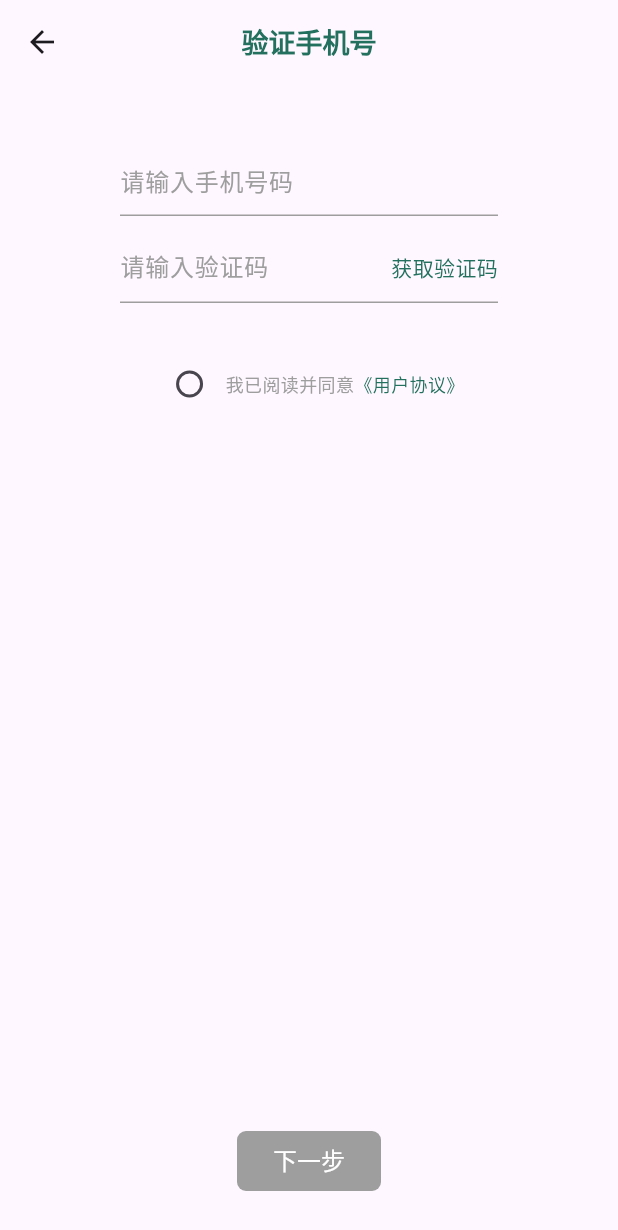
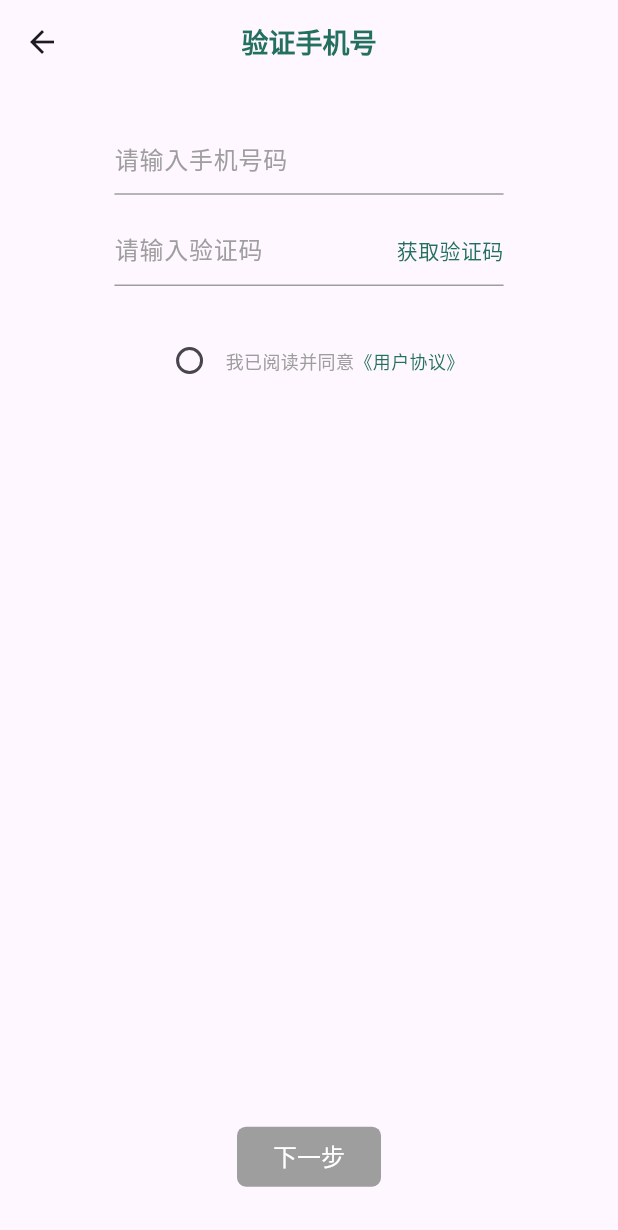
Before and after one commit to Eobard-Eins/GraduationProjectClient, a Flutter app: the screen it shows after launch, after a tap on "账号密码登录", after a tap on "验证码登录", after a tap on "注册", on a phone screen of 412 x 824 dp. Shown: the top 1230 px of the screen. Run offline on Flutter 3.47's test engine with Material 3 defaults, Android fonts, the phone set to English and light mode, and no system bars; our stand-ins replace dio, flutter_screenutil, get, image_picker, shared_preferences.

Commit message:
能用了至少，目前的对接差不多了，u1s1，git乱成一锅粥了

```diff
--- a/lib/components/login/checkAgreement.dart
+++ b/lib/components/login/checkAgreement.dart
@@ -1,6 +1,7 @@
 import 'package:client_application/res/color.dart';
 import 'package:flutter/gestures.dart';
 import 'package:flutter/material.dart';
+import 'package:flutter_screenutil/flutter_screenutil.dart';
 
 class CheckAgreement extends StatelessWidget {
   final void Function(bool?)? onChanged;
@@ -12,7 +13,7 @@ class CheckAgreement extends StatelessWidget {
   @override
   Widget build(BuildContext context) {
     return Padding(
-          padding: const EdgeInsets.symmetric(horizontal: 80, vertical: 30),
+          padding: EdgeInsets.symmetric(horizontal: 200.w, vertical: 60.h),
           child: Row(
             mainAxisAlignment: MainAxisAlignment.center,
             children: [
--- a/lib/components/user/circleAvatar.dart
+++ b/lib/components/user/circleAvatar.dart
@@ -15,7 +15,6 @@ class CircleAvatarOfUser extends StatelessWidget {
   Widget build(BuildContext context) {
 
     return CircleAvatar(
-      backgroundImage: const AssetImage("assets/images/default_avatar.png"),
       foregroundImage: image==null?null:FileImage(File(image!.path)),
       backgroundColor: backgroundColor,
       radius: size??26,
--- a/lib/config/RouteConfig.dart
+++ b/lib/config/RouteConfig.dart
@@ -1,5 +1,6 @@
 
 import 'package:client_application/pages/home/homePage.dart';
+import 'package:client_application/pages/loginAndUserInfo/infoSet/userInitProfile/setUserInitProfileUI.dart';
 import 'package:client_application/pages/loginAndUserInfo/login/agreementPage/agreementPageUI.dart';
 import 'package:client_application/pages/loginAndUserInfo/infoSet/setNameAndAvatarPage/setNameAndAvatarUI.dart';
 import 'package:client_application/pages/loginAndUserInfo/login/loginPage/loginPageUI.dart';
@@ -19,6 +20,7 @@ class RouteConfig {
 
   static const String setPasswordPage="/setPasswordPage";
   static const String setNameAndAvatarPage="/setNameAndAvatarPage";
+  static const String setUserInitProfilePage="/setUserInitProfilePage";
 
   static const String homePage="/homePage";
 
@@ -50,6 +52,10 @@ class RouteConfig {
       page: () => SetNameAndAvatarPage(),
     ),
     GetPage(
+      name: setUserInitProfilePage,
+      page: () => SetUserInitProfilePage()
+    ),
+    GetPage(
       name: homePage,
       page: () => HomePage(),
     ),
--- a/lib/main.dart
+++ b/lib/main.dart
@@ -4,6 +4,7 @@ import 'package:client_application/pages/home/homePage.dart';
 import 'package:client_application/pages/loginAndUserInfo/login/loginPage/loginPageUI.dart';
 import 'package:client_application/utils/localStorage.dart';
 import 'package:flutter/material.dart';
+import 'package:flutter_screenutil/flutter_screenutil.dart';
 import 'package:get/get.dart';
 
 void main() async{
@@ -29,13 +30,21 @@ class MyApp extends StatelessWidget {
 
   @override
   Widget build(BuildContext context) {
-    return GetMaterialApp(
+
+    return ScreenUtilInit(
+      /// 设置设计稿宽高
+      designSize: const Size(1080,1920),
+
+      /// 设置原本要显示的 MaterialApp
+      builder: (BuildContext, Widget)=>GetMaterialApp(
         debugShowCheckedModeBanner: false,
         title: 'Demo',
         initialRoute: initJudge()?RouteConfig.homePage:RouteConfig.loginWithCaptchaPage,
         getPages: RouteConfig.getPages,
         unknownRoute: GetPage(name: '/notfound', page: () => const Scaffold(body: Center(child: Text("No Page Route Provided"),))),
-      );
+      ),
+    );
+
   }
 
   bool initJudge(){
--- a/lib/models/User.dart
+++ b/lib/models/User.dart
@@ -28,6 +28,12 @@ class User {
       required this.longitude,
       required this.latitude,
       required this.point});
+  User.create(){
+    phone = "";
+    password = "";
+    avatar="";
+    point=0.0;
+  }
 
   User.fromJson(Map<String, dynamic> json) {
 
--- a/lib/pages/loginAndUserInfo/infoSet/verifyPhonePage/verifyPhoneUI.dart
+++ b/lib/pages/loginAndUserInfo/infoSet/verifyPhonePage/verifyPhoneUI.dart
@@ -7,6 +7,7 @@ import 'package:client_application/pages/loginAndUserInfo/infoSet/verifyPhonePag
 import 'package:client_application/res/color.dart';
 import 'package:client_application/utils/filter.dart';
 import 'package:flutter/material.dart';
+import 'package:flutter_screenutil/flutter_screenutil.dart';
 import 'package:get/get.dart';
 
 //用于修改密码前、注册账号前验证手机号
@@ -33,12 +34,12 @@ class VerifyPhonePage extends StatelessWidget {
         ),
         body: Column(
           children: [
-            const SizedBox(
-              height: 30,
+            SizedBox(
+              height: 30.h,
             ),
             //账号输入
             Padding(
-              padding: const EdgeInsets.symmetric(horizontal: 80, vertical: 10),
+              padding: EdgeInsets.symmetric(horizontal: 200.w, vertical: 30.h),
               child: Obx(()=>UserTextFieldWidget(
                 controller: _vpc.phoneController.value,
                 onChanged: (value){
@@ -61,7 +62,7 @@ class VerifyPhonePage extends StatelessWidget {
             ),
             //验证码输入
             Padding(
-              padding: const EdgeInsets.symmetric(horizontal: 80, vertical: 0),
+              padding: EdgeInsets.symmetric(horizontal: 200.w, vertical: 0.h),
               child: Obx(()=>UserTextFieldWidget(
                 controller: _vpc.captchaController.value,
                 maxLength: captchaLenth,
@@ -74,7 +75,7 @@ class VerifyPhonePage extends StatelessWidget {
                 //TODO: 键盘done操作
                 onEditingComplete: _vpc.canNext(),
                 keyboardType: TextInputType.number,
-                suffixIconConstraints: const BoxConstraints(minHeight: 22),
+                suffixIconConstraints: BoxConstraints(minHeight: 22.h),
                 suffixIcon: Row(
                   mainAxisSize: MainAxisSize.min,
                   children: [
@@ -109,7 +110,7 @@ class VerifyPhonePage extends StatelessWidget {
         //下一步
         floatingActionButtonLocation: FloatingActionButtonLocation.centerFloat,
         floatingActionButton: Padding(
-          padding: const EdgeInsets.symmetric(horizontal: 80, vertical: 10),
+          padding: EdgeInsets.symmetric(horizontal: 200.w, vertical: 30.h),
           child: Obx(()=>SquareTextButton(text: "下一步", onTap: _vpc.canNext()))
         )
       );
--- a/lib/pages/loginAndUserInfo/login/loginPage/loginPageUI.dart
+++ b/lib/pages/loginAndUserInfo/login/loginPage/loginPageUI.dart
@@ -1,5 +1,6 @@
 
 import 'package:client_application/pages/loginAndUserInfo/login/loginPage/loginPageController.dart';
+import 'package:flutter_screenutil/flutter_screenutil.dart';
 import 'package:get/get.dart';
 import 'package:client_application/components/common/button/textButtonWithNoSplash.dart';
 import 'package:client_application/components/login/checkAgreement.dart';
@@ -33,12 +34,12 @@ class LoginPage extends StatelessWidget {
         ),
         body: Column(
           children: [
-            const SizedBox(
-              height: 30,
+            SizedBox(
+              height: 30.h,
             ),
             //账号输入
             Padding(
-              padding: const EdgeInsets.symmetric(horizontal: 80, vertical: 10),
+              padding:  EdgeInsets.symmetric(horizontal: 200.w, vertical: 30.h),
               child: Obx(()=>UserTextFieldWidget(
                 controller: _lpc.phoneController,
                 onChanged: (value){_lpc.phoneControllerText.value = _lpc.phoneController.text = InputFilter.FilterNum(value);},
@@ -58,7 +59,7 @@ class LoginPage extends StatelessWidget {
             ),
             //验证码输入
             Padding(
-              padding: const EdgeInsets.symmetric(horizontal: 80, vertical: 0),
+              padding: EdgeInsets.symmetric(horizontal: 200.w, vertical: 0.h),
               child: Obx(()=>UserTextFieldWidget(
                 controller: _lpc.captchaController,
                 maxLength: 6,
@@ -68,7 +69,7 @@ class LoginPage extends StatelessWidget {
                 //TODO: 键盘done操作
                 onEditingComplete: _lpc.canLogin(),
                 keyboardType: TextInputType.number,
-                suffixIconConstraints: const BoxConstraints(minHeight: 22),
+                suffixIconConstraints: BoxConstraints(minHeight: 22.h),
                 suffixIcon: Row(
                   mainAxisSize: MainAxisSize.min,
                   children: [
@@ -92,7 +93,7 @@ class LoginPage extends StatelessWidget {
 
             //文字按钮，链接到账号密码登录页和注册页
             Padding(
-              padding: const EdgeInsets.symmetric(horizontal: 80, vertical: 10),
+              padding: EdgeInsets.symmetric(horizontal: 200.w, vertical: 30.h),
               child: Row(
                 mainAxisAlignment: MainAxisAlignment.spaceBetween,
                 children: [
--- a/lib/pages/loginAndUserInfo/login/loginWithPasswordPage/loginWithPasswordPageUI.dart
+++ b/lib/pages/loginAndUserInfo/login/loginWithPasswordPage/loginWithPasswordPageUI.dart
@@ -7,6 +7,7 @@ import 'package:client_application/pages/loginAndUserInfo/login/loginWithPasswor
 import 'package:client_application/res/color.dart';
 import 'package:client_application/utils/filter.dart';
 import 'package:flutter/material.dart';
+import 'package:flutter_screenutil/flutter_screenutil.dart';
 import 'package:get/get.dart';
 
 //登录页面，使用密码登录
@@ -33,11 +34,11 @@ class LoginWithPasswordPage extends StatelessWidget {
         body: Column(
           children: [
             SizedBox(
-              height: 30,
+              height: 30.h,
             ),
             //账号输入
             Padding(
-              padding: const EdgeInsets.symmetric(horizontal: 80, vertical: 10),
+              padding: EdgeInsets.symmetric(horizontal: 200.w, vertical: 30.h),
               child: Obx(()=>UserTextFieldWidget(
                 controller: _lwppc.phoneController,
                 onChanged: (value){_lwppc.phoneControllerText.value=_lwppc.phoneController.text = InputFilter.FilterNum(value);},
@@ -57,7 +58,7 @@ class LoginWithPasswordPage extends StatelessWidget {
             ),
             //密码输入
             Padding(
-              padding: const EdgeInsets.symmetric(horizontal: 80, vertical: 0),
+              padding: EdgeInsets.symmetric(horizontal: 200.w, vertical: 0.h),
               child: Obx(()=>UserTextFieldWidget(
                 controller: _lwppc.passwordController,
                 onChanged: (value){_lwppc.passwordControllerText.value=_lwppc.passwordController.text = InputFilter.FilterPassword(value);},
@@ -84,7 +85,7 @@ class LoginWithPasswordPage extends StatelessWidget {
 
             //文字按钮，链接到验证码登录页和注册页
             Padding(
-              padding: const EdgeInsets.symmetric(horizontal: 80, vertical: 10),
+              padding: EdgeInsets.symmetric(horizontal: 200.w, vertical: 30.h),
               child: Row(
                 mainAxisAlignment: MainAxisAlignment.spaceBetween,
                 children: [
--- a/lib/services/Dio.dart
+++ b/lib/services/Dio.dart
@@ -15,7 +15,7 @@ class dioService{
 
   final dio = Dio();
 
-  Future<Result<bool>> uploadAvatar(XFile file, String account, String url) async {
+  Future<Result> uploadAvatar(XFile file, String account, String url) async {
     // 创建FormData对象以包含要上传的文件
     final formData = FormData.fromMap({
       // 根据后端API要求设置键名
@@ -33,11 +33,11 @@ class dioService{
         return Result.success(data: true);
       }else{
         printError(info:"网络异常，不能连接服务器");
-        return Result.error(statusCode: Status.netError) as Result<bool>;
+        return Result.error(statusCode: Status.netError);
       }
     }).onError((error, stackTrace){
       printError(info:"网络异常且未知错误:${error.toString()}");
-      return Result.error(statusCode: Status.netError) as Result<bool>;
+      return Result.error(statusCode: Status.netError);
     });
     return response;
   }
--- a/lib/utils/result.dart
+++ b/lib/utils/result.dart
@@ -8,7 +8,9 @@ class Result<T> {
   Result.success({required T this.data}){
     this.statusCode=Status.success;
   }
-  Result.error({required int this.statusCode});
+  Result.error({required int this.statusCode}){
+    this.data=null;
+  }
   Result.successBut({required int this.statusCode, required T this.data});
 }
 
--- a/pubspec.yaml
+++ b/pubspec.yaml
@@ -39,7 +39,7 @@ dependencies:
   get: ^4.6.5
   shared_preferences: ^2.0.15
   http_mock_adapter: ^0.6.1
-
+  flutter_screenutil: ^5.0.0+2
 
 
 dev_dependencies:
```
Also changed, not shown: lib/pages/loginAndUserInfo/infoSet/setNameAndAvatarPage/setNameAndAvatarController.dart (+56 -5 lines), lib/pages/loginAndUserInfo/infoSet/setNameAndAvatarPage/setNameAndAvatarUI.dart (+8 -7 lines), lib/pages/loginAndUserInfo/infoSet/setPasswordPage/setPasswordController.dart (+15 -3 lines), lib/pages/loginAndUserInfo/infoSet/setPasswordPage/setPasswordUI.dart (+11 -10 lines), lib/services/UserNetService.dart (+41 -17 lines), pubspec.lock, 1 other file.
